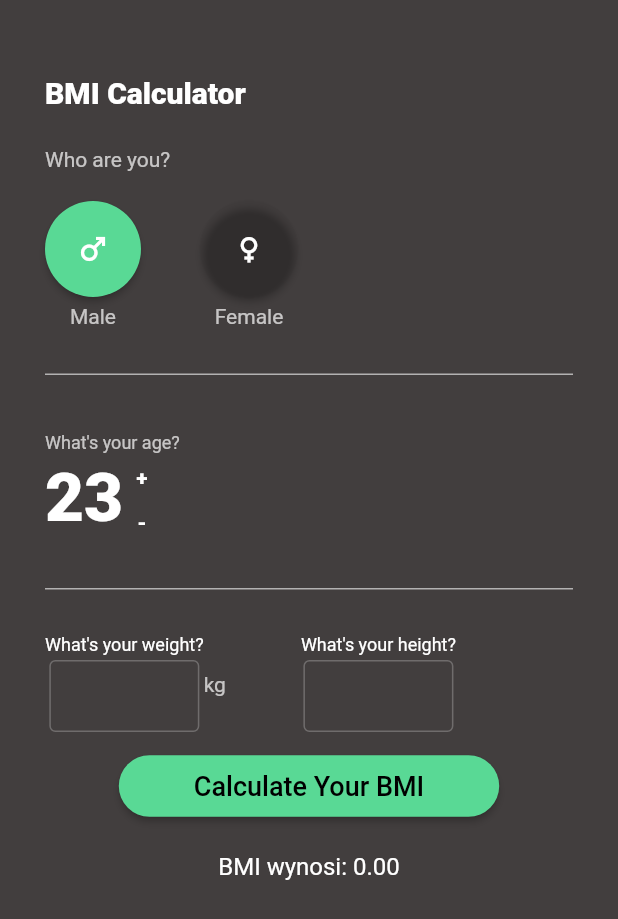
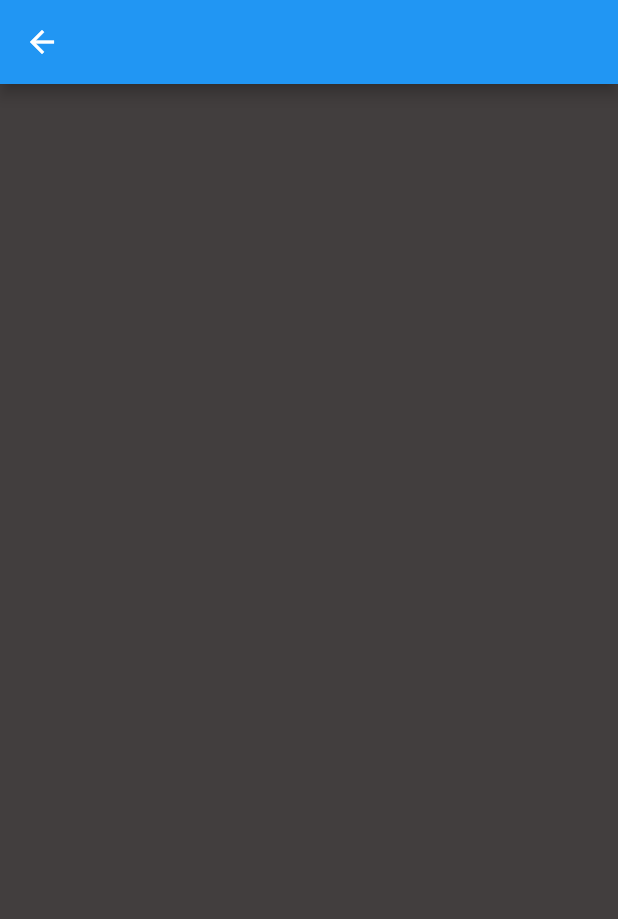
Before and after one commit to jakubfurmanowicz/BMICalculator, a Flutter app: the screen it shows after launch, after a tap on "Calculate Your BMI", on a phone screen of 412 x 824 dp. Shown: the top 919 px of the screen. Run offline on Flutter 3.47's test engine with Material 2 defaults, Android fonts, the phone set to English and light mode, and no system bars.

```diff
--- a/lib/calculator_bmi.dart
+++ b/lib/calculator_bmi.dart
@@ -29,11 +29,13 @@ class CalculateBMI {
       double? parsedHeight = double.tryParse(enteredHigh);
       double? parsedWeight = double.tryParse(enteredWeight);
 
+
       if (parsedHeight != null && parsedWeight != null) {
         _height = parsedHeight / 100;
         _weight = parsedWeight;
         _result = _weight! / (_height! * _height!);
         _error = '';
+
 
         if (enteredAge >= 18 && enteredAge <= 24) {
           if (_result >= 19 && _result <= 24) {
--- a/lib/main.dart
+++ b/lib/main.dart
@@ -2,6 +2,7 @@ import 'package:bmi_calculator/bmi_set_age.dart';
 import 'package:bmi_calculator/bmi_text_field.dart';
 import 'package:bmi_calculator/button_change_color.dart';
 import 'package:bmi_calculator/calculator_bmi.dart';
+import 'package:bmi_calculator/result_screen.dart';
 import 'package:flutter/material.dart';
 
 void main() {
@@ -218,6 +219,8 @@ class _MyHomePageState extends State<MyHomePage> {
                               setYourAge.age,
                               changeButtonColor.whichPersonIsChoose);
                           setState(() {});
+                          Navigator.push(context,
+                          MaterialPageRoute(builder: (context) =>  ResultPage(result: calculateBMI.result.toStringAsFixed(2))));
                         },
                         style: ElevatedButton.styleFrom(
                             primary: const Color(0xff59d995),
@@ -229,9 +232,9 @@ class _MyHomePageState extends State<MyHomePage> {
                             style:
                                 TextStyle(fontSize: 18, color: Colors.black))),
                     const Padding(padding: EdgeInsets.only(top: 20)),
-                    Text(
-                      'BMI wynosi: ${calculateBMI.result.toStringAsFixed(2)}',
-                      style: const TextStyle(fontSize: 16, color: Colors.white),
+                    const Text(
+                      'BMI wynosi:',
+                      style: TextStyle(fontSize: 16, color: Colors.white),
                     ),
                     const Padding(padding: EdgeInsets.only(top: 3)),
                   ],
--- /dev/null
+++ b/lib/result_screen.dart
@@ -0,0 +1,43 @@
+import 'package:bmi_calculator/calculator_bmi.dart';
+import 'package:flutter/material.dart';
+
+void main() {
+  runApp(const MyApp());
+}
+
+class MyApp extends StatelessWidget {
+  const MyApp({Key? key}) : super(key: key);
+
+  // This widget is the root of your application.
+  @override
+  Widget build(BuildContext context) {
+    return const MaterialApp();
+  }
+}
+
+class ResultPage extends StatefulWidget {
+  const ResultPage({Key? key, required this.result}) : super(key: key);
+
+  final String result;
+
+  @override
+  State<ResultPage> createState() => _ResultPageState();
+}
+
+class _ResultPageState extends State<ResultPage> {
+  CalculateBMI calculateBMI = CalculateBMI();
+
+  @override
+  Widget build(BuildContext context) {
+    return Center(
+      child: Container(
+        constraints: const BoxConstraints(
+            minHeight: double.infinity, minWidth: double.infinity),
+        decoration: const BoxDecoration(color: Color(0xff423e3e)),
+        child: Column(
+          children: [AppBar()],
+        ),
+      ),
+    );
+  }
+}
```
Also changed, not shown: 1 other file.
